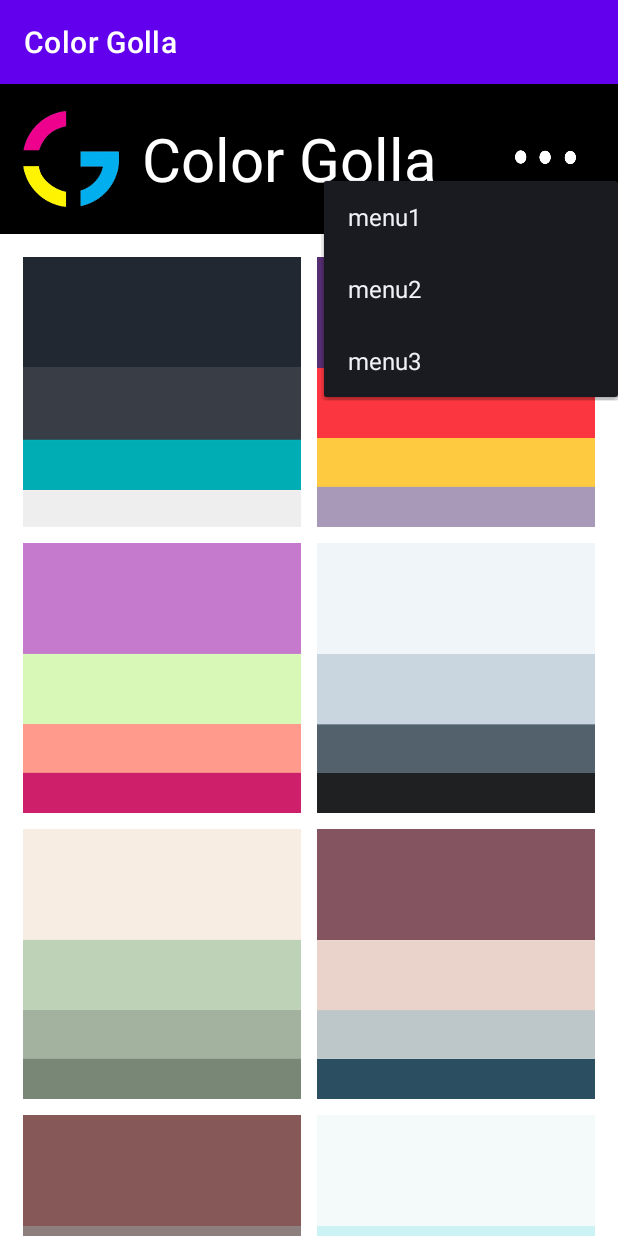
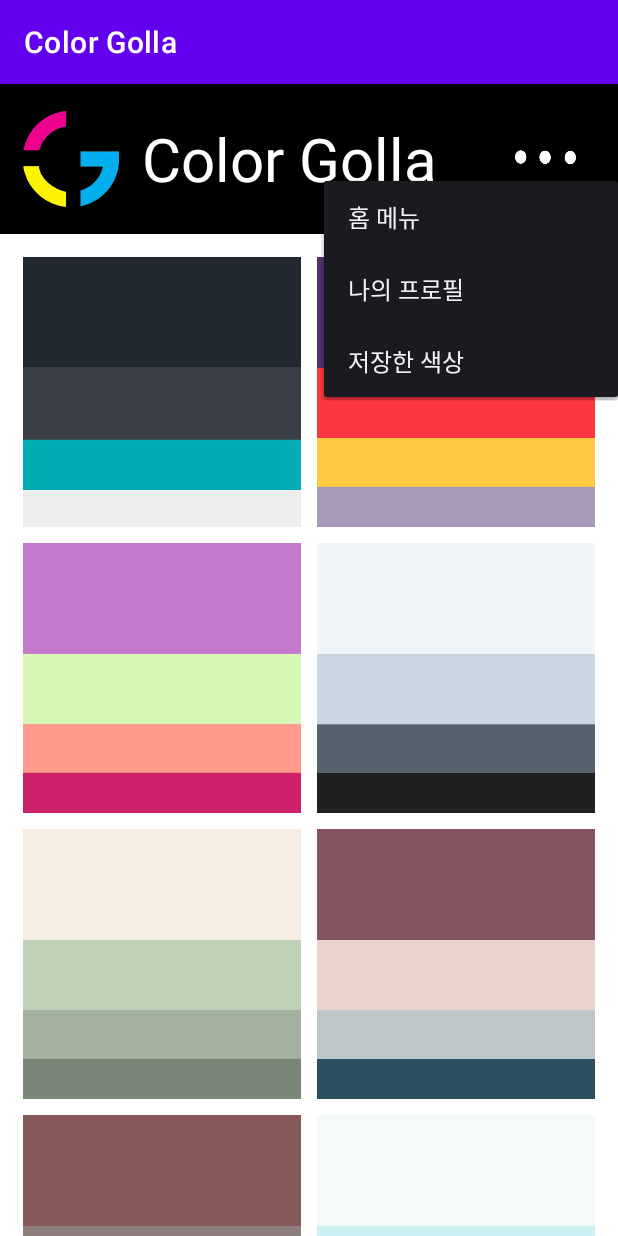
Before and after one commit to muyeyong-skku/colorgolla, an Android app: the screen it shows after launch (MainActivity), after a tap on an icon or button, on a phone screen of 412 x 824 dp. Run offline under Robolectric (Android 15) with nearby library versions, the phone set to English and light mode, and no system bars.

Commit message:
중간범위까지 완성~

```diff
--- a/app/src/main/java/com/example/muyeyong/MainActivity.java
+++ b/app/src/main/java/com/example/muyeyong/MainActivity.java
@@ -34,13 +34,13 @@ public class MainActivity extends AppCompatActivity {
                 public boolean onMenuItemClick(MenuItem item) {
                     switch (item.getItemId()){
                         case R.id.m1:
-                            Toast.makeText(getApplication(),"메뉴1",Toast.LENGTH_SHORT).show();
+                            Toast.makeText(getApplication(),"교수님",Toast.LENGTH_SHORT).show();
                             break;
                         case R.id.m2:
-                            Toast.makeText(getApplication(),"메뉴1",Toast.LENGTH_SHORT).show();
+                            Toast.makeText(getApplication(),"여긴 나중에",Toast.LENGTH_SHORT).show();
                             break;
                         case R.id.m3:
-                            Toast.makeText(getApplication(),"메뉴1",Toast.LENGTH_SHORT).show();
+                            Toast.makeText(getApplication(),"구현하겠습니다",Toast.LENGTH_SHORT).show();
                             break;
                         default:
                             break;
--- a/app/src/main/res/layout/activity_main.xml
+++ b/app/src/main/res/layout/activity_main.xml
@@ -21,7 +21,7 @@
         app:layout_constraintVertical_bias="0.0">
 
         <ImageView
-            android:id="@+id/imageView2"
+            android:id="@+id/logo"
             android:layout_width="50dp"
             android:layout_height="100dp"
             android:layout_weight="1"
--- a/app/src/main/res/menu/option_menu.xml
+++ b/app/src/main/res/menu/option_menu.xml
@@ -2,12 +2,12 @@
 <menu xmlns:android="http://schemas.android.com/apk/res/android">
     <item
         android:id="@+id/m1"
-        android:title="menu1" />
+        android:title="홈 메뉴" />
     <item
         android:id="@+id/m2"
-        android:title="menu2"/>
+        android:title="나의 프로필"/>
     <item
         android:id="@+id/m3"
-        android:title="menu3"/>
+        android:title="저장한 색상"/>
 
 </menu>
```
